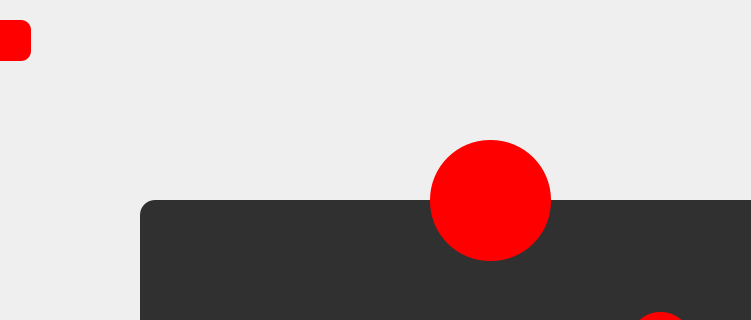
Qt form vehiculemission.ui (nefissaKhiari/Smart_Plolice_Station) before a commit; both pictures show x 140 to 891 and y 0 to 320 of the 1250 by 750 pixel window.
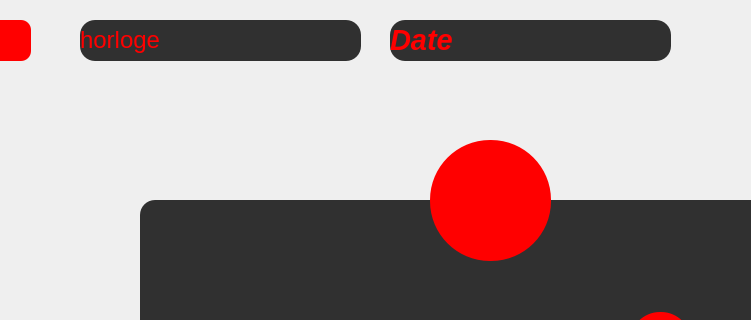
The same form after that commit. The open tabs and pages were chosen to show the change. Icons and pictures are not drawn.

Commit message: horloge/date

Patch:
```diff
--- a/vehiculemission.ui
+++ b/vehiculemission.ui
@@ -261,6 +261,46 @@
        <string>affectation de chaque véhicule à sa mission</string>
       </property>
      </widget>
+     <widget class="QLabel" name="DateTime_">
+      <property name="geometry">
+       <rect>
+        <x>530</x>
+        <y>20</y>
+        <width>281</width>
+        <height>41</height>
+       </rect>
+      </property>
+      <property name="styleSheet">
+       <string notr="true">color: red;
+font: 75 20pt &quot;MS Shell Dlg 2&quot;;
+</string>
+      </property>
+      <property name="text">
+       <string>&lt;html&gt;&lt;head/&gt;&lt;body&gt;&lt;p&gt;&lt;span style=&quot; font-size:22pt; font-weight:600; font-style:italic;&quot;&gt;Date&lt;/span&gt;&lt;/p&gt;&lt;/body&gt;&lt;/html&gt;</string>
+      </property>
+     </widget>
+     <widget class="QLabel" name="Digital_clock">
+      <property name="geometry">
+       <rect>
+        <x>220</x>
+        <y>20</y>
+        <width>281</width>
+        <height>41</height>
+       </rect>
+      </property>
+      <property name="styleSheet">
+       <string notr="true">color: red;
+font: 75 20pt &quot;MS Shell Dlg 2&quot;;
+
+</string>
+      </property>
+      <property name="text">
+       <string>&lt;html&gt;&lt;head/&gt;&lt;body&gt;&lt;p&gt;horloge&lt;/p&gt;&lt;/body&gt;&lt;/html&gt;</string>
+      </property>
+      <property name="openExternalLinks">
+       <bool>false</bool>
+      </property>
+     </widget>
     </widget>
     <widget class="QWidget" name="Vehicule">
      <widget class="QPushButton" name="B_BackToGestions">
```
Left out of the diff: 2 changed lines with no effect on the pictures. The commit also changes 3 other files.
